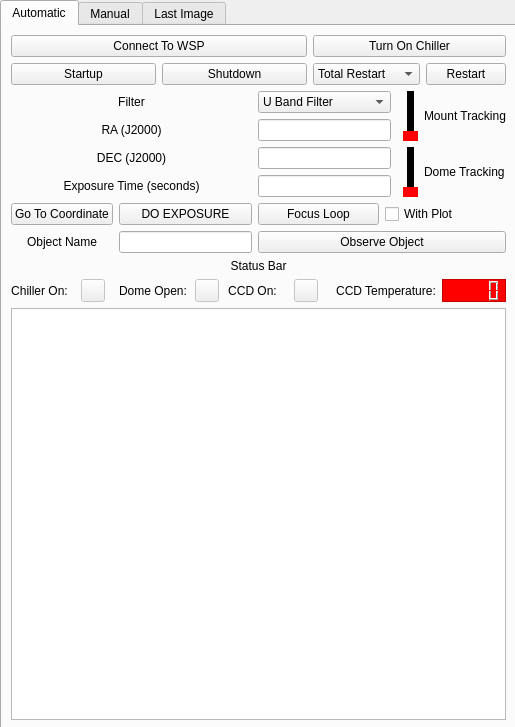
This is Summer_GUI/form.ui in winter-telescope/observatory as Qt 5 draws it before an edit. The edited form follows.
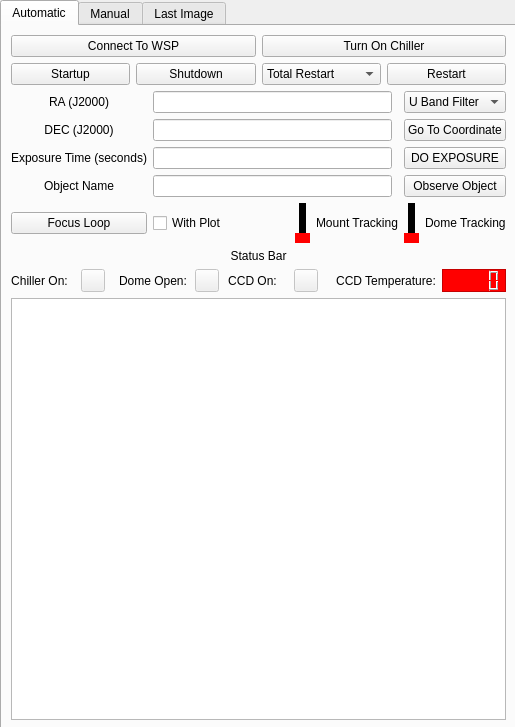
This is the edited form.

```diff
--- a/Summer_GUI/form.ui
+++ b/Summer_GUI/form.ui
@@ -44,18 +44,58 @@
     <layout class="QVBoxLayout" name="verticalLayout">
      <item>
       <layout class="QGridLayout" name="gridLayout_2">
-       <item row="2" column="1">
-        <widget class="QPushButton" name="shutdown_button">
-         <property name="focusPolicy">
-          <enum>Qt::NoFocus</enum>
-         </property>
-         <property name="text">
-          <string>Shutdown</string>
-         </property>
-        </widget>
+       <item row="0" column="0" colspan="4">
+        <layout class="QHBoxLayout" name="horizontalLayout_10">
+         <item>
+          <widget class="QPushButton" name="server_connect_button">
+           <property name="focusPolicy">
+            <enum>Qt::NoFocus</enum>
+           </property>
+           <property name="text">
+            <string>Connect To WSP</string>
+           </property>
+           <property name="checkable">
+            <bool>false</bool>
+           </property>
+          </widget>
+         </item>
+         <item>
+          <widget class="QPushButton" name="chiller_button">
+           <property name="focusPolicy">
+            <enum>Qt::NoFocus</enum>
+           </property>
+           <property name="text">
+            <string>Turn On Chiller</string>
+           </property>
+           <property name="checkable">
+            <bool>false</bool>
+           </property>
+          </widget>
+         </item>
+        </layout>
        </item>
-       <item row="2" column="2">
-        <layout class="QHBoxLayout" name="horizontalLayout">
+       <item row="2" column="0" colspan="4">
+        <layout class="QHBoxLayout" name="horizontalLayout_11">
+         <item>
+          <widget class="QPushButton" name="startup_button">
+           <property name="focusPolicy">
+            <enum>Qt::NoFocus</enum>
+           </property>
+           <property name="text">
+            <string>Startup</string>
+           </property>
+          </widget>
+         </item>
+         <item>
+          <widget class="QPushButton" name="shutdown_button">
+           <property name="focusPolicy">
+            <enum>Qt::NoFocus</enum>
+           </property>
+           <property name="text">
+            <string>Shutdown</string>
+           </property>
+          </widget>
+         </item>
          <item>
           <widget class="QComboBox" name="restart_selection">
            <property name="focusPolicy">
@@ -90,108 +130,18 @@
          </item>
         </layout>
        </item>
-       <item row="2" column="0">
-        <widget class="QPushButton" name="startup_button">
-         <property name="focusPolicy">
-          <enum>Qt::NoFocus</enum>
-         </property>
-         <property name="text">
-          <string>Startup</string>
-         </property>
-        </widget>
-       </item>
-       <item row="0" column="0" colspan="2">
-        <widget class="QPushButton" name="server_connect_button">
-         <property name="focusPolicy">
-          <enum>Qt::NoFocus</enum>
-         </property>
-         <property name="text">
-          <string>Connect To WSP</string>
-         </property>
-         <property name="checkable">
-          <bool>false</bool>
-         </property>
-        </widget>
-       </item>
-       <item row="0" column="2">
-        <widget class="QPushButton" name="chiller_button">
-         <property name="focusPolicy">
-          <enum>Qt::NoFocus</enum>
-         </property>
-         <property name="text">
-          <string>Turn On Chiller</string>
-         </property>
-         <property name="checkable">
-          <bool>false</bool>
-         </property>
-        </widget>
-       </item>
       </layout>
      </item>
      <item>
       <layout class="QGridLayout" name="gridLayout">
-       <item row="2" column="2">
-        <widget class="QLineEdit" name="DEC_input"/>
-       </item>
-       <item row="4" column="0">
-        <widget class="QPushButton" name="goto_button">
+       <item row="0" column="2">
+        <widget class="QLineEdit" name="RA_input">
          <property name="focusPolicy">
           <enum>Qt::NoFocus</enum>
          </property>
-         <property name="text">
-          <string>Go To Coordinate</string>
-         </property>
         </widget>
        </item>
-       <item row="0" column="4" rowspan="2">
-        <layout class="QHBoxLayout" name="horizontalLayout_7">
-         <item>
-          <widget class="QSlider" name="mount_tracking_toggle">
-           <property name="styleSheet">
-            <string notr="true">QSlider::groove:vertical {
-    background: black;
-    position: absolute; 
-    left: 4px; right: 4px;
-}
-
-QSlider::handle:vertical {
-    height: 10px;
-    background: red;
-    margin: 0 -4px; 
-}
-
-QSlider::add-page:vertical {
-    background: black;
-}
-
-QSlider::sub-page:vertical {
-    background: black;
-}</string>
-           </property>
-           <property name="maximum">
-            <number>1</number>
-           </property>
-           <property name="pageStep">
-            <number>1</number>
-           </property>
-           <property name="orientation">
-            <enum>Qt::Vertical</enum>
-           </property>
-          </widget>
-         </item>
-         <item>
-          <widget class="QLabel" name="label_12">
-           <property name="text">
-            <string>Mount Tracking</string>
-           </property>
-          </widget>
-         </item>
-        </layout>
-       </item>
-       <item row="3" column="2">
-        <widget class="QLineEdit" name="exposure_input"/>
-       </item>
-       <item row="2" column="0" colspan="2">
+       <item row="1" column="0" colspan="2">
         <widget class="QLabel" name="label_2">
          <property name="text">
           <string>DEC (J2000)</string>
@@ -201,52 +151,78 @@
          </property>
         </widget>
        </item>
-       <item row="2" column="4" rowspan="2">
-        <layout class="QHBoxLayout" name="horizontalLayout_8">
+       <item row="3" column="2">
+        <widget class="QLineEdit" name="object_entry">
+         <property name="focusPolicy">
+          <enum>Qt::NoFocus</enum>
+         </property>
+        </widget>
+       </item>
+       <item row="3" column="0" colspan="2">
+        <widget class="QLabel" name="label_14">
+         <property name="text">
+          <string>Object Name</string>
+         </property>
+         <property name="alignment">
+          <set>Qt::AlignCenter</set>
+         </property>
+        </widget>
+       </item>
+       <item row="3" column="4">
+        <widget class="QPushButton" name="observe_object_button">
+         <property name="focusPolicy">
+          <enum>Qt::NoFocus</enum>
+         </property>
+         <property name="text">
+          <string>Observe Object</string>
+         </property>
+        </widget>
+       </item>
+       <item row="2" column="4">
+        <widget class="QPushButton" name="exposure_button">
+         <property name="focusPolicy">
+          <enum>Qt::NoFocus</enum>
+         </property>
+         <property name="text">
+          <string>DO EXPOSURE</string>
+         </property>
+        </widget>
+       </item>
+       <item row="2" column="2">
+        <widget class="QLineEdit" name="exposure_input">
+         <property name="focusPolicy">
+          <enum>Qt::NoFocus</enum>
+         </property>
+        </widget>
+       </item>
+       <item row="0" column="0" colspan="2">
+        <widget class="QLabel" name="label">
+         <property name="text">
+          <string>RA (J2000)</string>
+         </property>
+         <property name="alignment">
+          <set>Qt::AlignCenter</set>
+         </property>
+        </widget>
+       </item>
+       <item row="0" column="4">
+        <widget class="QComboBox" name="filter_selection">
+         <property name="focusPolicy">
+          <enum>Qt::NoFocus</enum>
+         </property>
          <item>
-          <widget class="QSlider" name="dome_tracking_toggle">
-           <property name="styleSheet">
-            <string notr="true">QSlider::groove:vertical {
-    background: black;
-    position: absolute; 
-    left: 4px; right: 4px;
-}
-
-QSlider::handle:vertical {
-    height: 10px;
-    background: red;
-    margin: 0 -4px; 
-}
-
-QSlider::add-page:vertical {
-    background: black;
-}
-
-QSlider::sub-page:vertical {
-    background: black;
-}</string>
-           </property>
-           <property name="maximum">
-            <number>1</number>
-           </property>
-           <property name="pageStep">
-            <number>1</number>
-           </property>
-           <property name="orientation">
-            <enum>Qt::Vertical</enum>
-           </property>
-          </widget>
+          <property name="text">
+           <string>U Band Filter</string>
+          </property>
          </item>
          <item>
-          <widget class="QLabel" name="label_13">
-           <property name="text">
-            <string>Dome Tracking</string>
-           </property>
-          </widget>
+          <property name="text">
+           <string>R Band Filter</string>
+          </property>
          </item>
-        </layout>
+        </widget>
        </item>
-       <item row="4" column="2" colspan="3">
+       <item row="4" column="0" colspan="5">
         <layout class="QHBoxLayout" name="horizontalLayout_9">
          <item>
           <widget class="QPushButton" name="do_focus_loop">
@@ -262,36 +238,136 @@
            </property>
           </widget>
          </item>
+         <item>
+          <layout class="QHBoxLayout" name="horizontalLayout_8">
+           <item>
+            <layout class="QHBoxLayout" name="horizontalLayout_7">
+             <item>
+              <widget class="QSlider" name="mount_tracking_toggle">
+               <property name="sizePolicy">
+                <sizepolicy hsizetype="Maximum" vsizetype="Minimum">
+                 <horstretch>0</horstretch>
+                 <verstretch>0</verstretch>
+                </sizepolicy>
+               </property>
+               <property name="maximumSize">
+                <size>
+                 <width>20</width>
+                 <height>40</height>
+                </size>
+               </property>
+               <property name="focusPolicy">
+                <enum>Qt::NoFocus</enum>
+               </property>
+               <property name="styleSheet">
+                <string notr="true">QSlider::groove:vertical {
+    background: black;
+    position: absolute; 
+    left: 4px; right: 4px;
+}
+
+QSlider::handle:vertical {
+    height: 10px;
+    background: red;
+    margin: 0 -4px; 
+}
+
+QSlider::add-page:vertical {
+    background: black;
+}
+
+QSlider::sub-page:vertical {
+    background: black;
+}</string>
+               </property>
+               <property name="maximum">
+                <number>1</number>
+               </property>
+               <property name="pageStep">
+                <number>1</number>
+               </property>
+               <property name="orientation">
+                <enum>Qt::Vertical</enum>
+               </property>
+              </widget>
+             </item>
+             <item>
+              <widget class="QLabel" name="label_12">
+               <property name="text">
+                <string>Mount Tracking</string>
+               </property>
+              </widget>
+             </item>
+            </layout>
+           </item>
+           <item>
+            <widget class="QSlider" name="dome_tracking_toggle">
+             <property name="sizePolicy">
+              <sizepolicy hsizetype="Maximum" vsizetype="Maximum">
+               <horstretch>0</horstretch>
+               <verstretch>0</verstretch>
+              </sizepolicy>
+             </property>
+             <property name="maximumSize">
+              <size>
+               <width>20</width>
+               <height>40</height>
+              </size>
+             </property>
+             <property name="focusPolicy">
+              <enum>Qt::NoFocus</enum>
+             </property>
+             <property name="styleSheet">
+              <string notr="true">QSlider::groove:vertical {
+    background: black;
+    position: absolute; 
+    left: 4px; right: 4px;
+}
+
+QSlider::handle:vertical {
+    height: 10px;
+    background: red;
+    margin: 0 -4px; 
+}
+
+QSlider::add-page:vertical {
+    background: black;
+}
+
+QSlider::sub-page:vertical {
+    background: black;
+}</string>
+             </property>
+             <property name="maximum">
+              <number>1</number>
+             </property>
+             <property name="pageStep">
+              <number>1</number>
+             </property>
+             <property name="orientation">
+              <enum>Qt::Vertical</enum>
+             </property>
+            </widget>
+           </item>
+           <item>
+            <widget class="QLabel" name="label_13">
+             <property name="text">
+              <string>Dome Tracking</string>
+             </property>
+            </widget>
+           </item>
+          </layout>
+         </item>
         </layout>
        </item>
-       <item row="0" column="2">
-        <widget class="QComboBox" name="filter_selection">
+       <item row="1" column="2">
+        <widget class="QLineEdit" name="DEC_input">
          <property name="focusPolicy">
           <enum>Qt::NoFocus</enum>
          </property>
-         <item>
-          <property name="text">
-           <string>U Band Filter</string>
-          </property>
-         </item>
-         <item>
-          <property name="text">
-           <string>R Band Filter</string>
-          </property>
-         </item>
         </widget>
        </item>
-       <item row="0" column="0" colspan="2">
-        <widget class="QLabel" name="label_3">
-         <property name="text">
-          <string>Filter</string>
-         </property>
-         <property name="alignment">
-          <set>Qt::AlignCenter</set>
-         </property>
-        </widget>
-       </item>
-       <item row="3" column="0" colspan="2">
+       <item row="2" column="0" colspan="2">
         <widget class="QLabel" name="label_4">
          <property name="text">
           <string>Exposure Time (seconds)</string>
@@ -301,49 +377,16 @@
          </property>
         </widget>
        </item>
-       <item row="1" column="0" colspan="2">
-        <widget class="QLabel" name="label">
-         <property name="text">
-          <string>RA (J2000)</string>
-         </property>
-         <property name="alignment">
-          <set>Qt::AlignCenter</set>
-         </property>
-        </widget>
-       </item>
-       <item row="1" column="2">
-        <widget class="QLineEdit" name="RA_input"/>
-       </item>
-       <item row="4" column="1">
-        <widget class="QPushButton" name="exposure_button">
+       <item row="1" column="4">
+        <widget class="QPushButton" name="goto_button">
          <property name="focusPolicy">
           <enum>Qt::NoFocus</enum>
          </property>
          <property name="text">
-          <string>DO EXPOSURE</string>
+          <string>Go To Coordinate</string>
          </property>
         </widget>
        </item>
-       <item row="5" column="0">
-        <widget class="QLabel" name="label_14">
-         <property name="text">
-          <string>Object Name</string>
-         </property>
-         <property name="alignment">
-          <set>Qt::AlignCenter</set>
-         </property>
-        </widget>
-       </item>
-       <item row="5" column="2" colspan="3">
-        <widget class="QPushButton" name="observe_object_button">
-         <property name="text">
-          <string>Observe Object</string>
-         </property>
-        </widget>
-       </item>
-       <item row="5" column="1">
-        <widget class="QLineEdit" name="object_entry"/>
-       </item>
       </layout>
      </item>
      <item>
```
Left out of the diff: 6 changed lines with no effect on the pictures.
